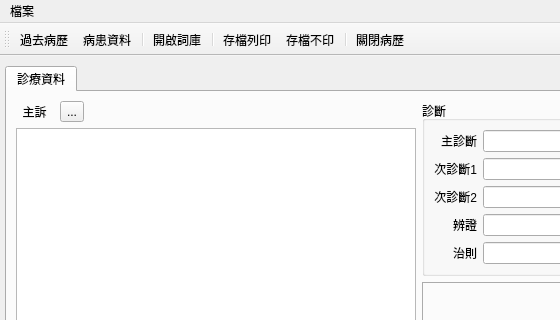
This is ui/medical_record.ui in picacat/pyMedical as Qt 5 draws it before an edit; both pictures show x 0 to 560 and y 0 to 320 of the 1243 by 865 pixel window. The edited form follows.
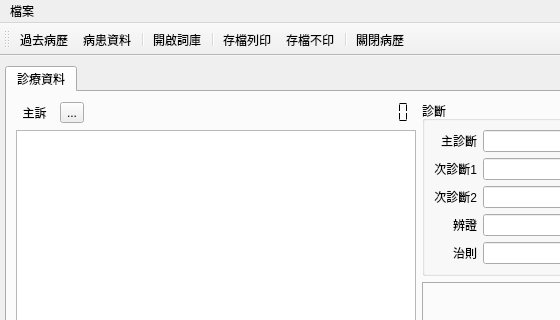
This is the edited form. Icons and pictures are not drawn.

Diff of the .ui file:
```diff
--- a/ui/medical_record.ui
+++ b/ui/medical_record.ui
@@ -77,6 +77,16 @@
                 </property>
                </spacer>
               </item>
+              <item>
+               <widget class="QLCDNumber" name="lcdNumber">
+                <property name="frameShape">
+                 <enum>QFrame::NoFrame</enum>
+                </property>
+                <property name="segmentStyle">
+                 <enum>QLCDNumber::Flat</enum>
+                </property>
+               </widget>
+              </item>
              </layout>
             </item>
             <item>
```
